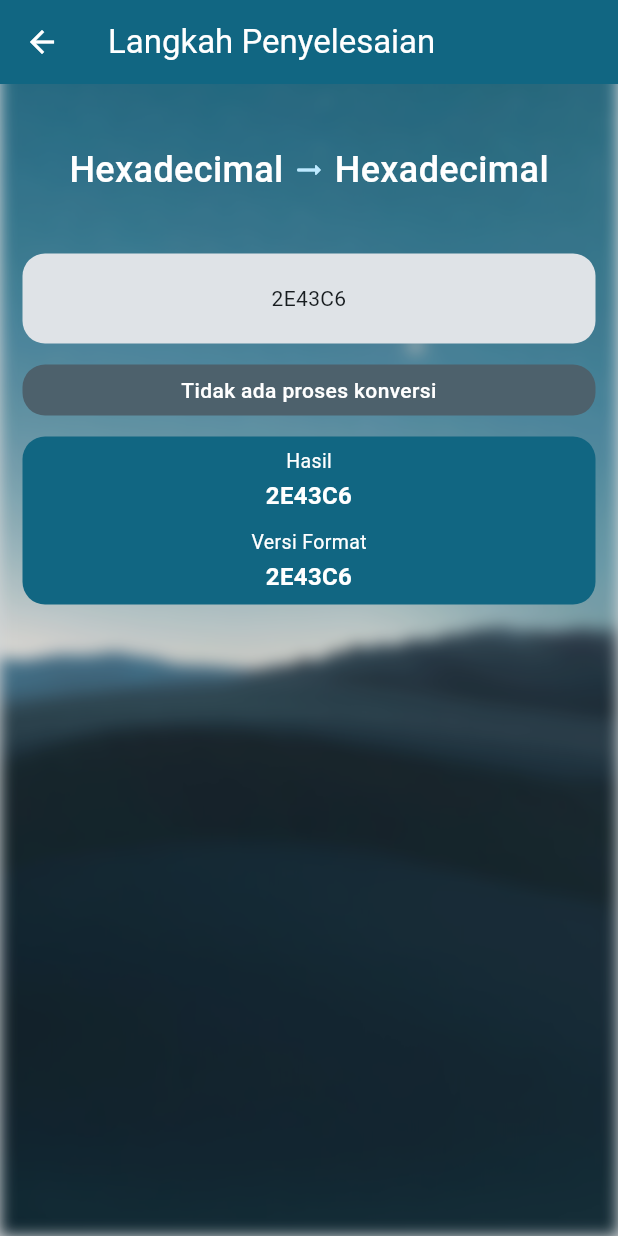
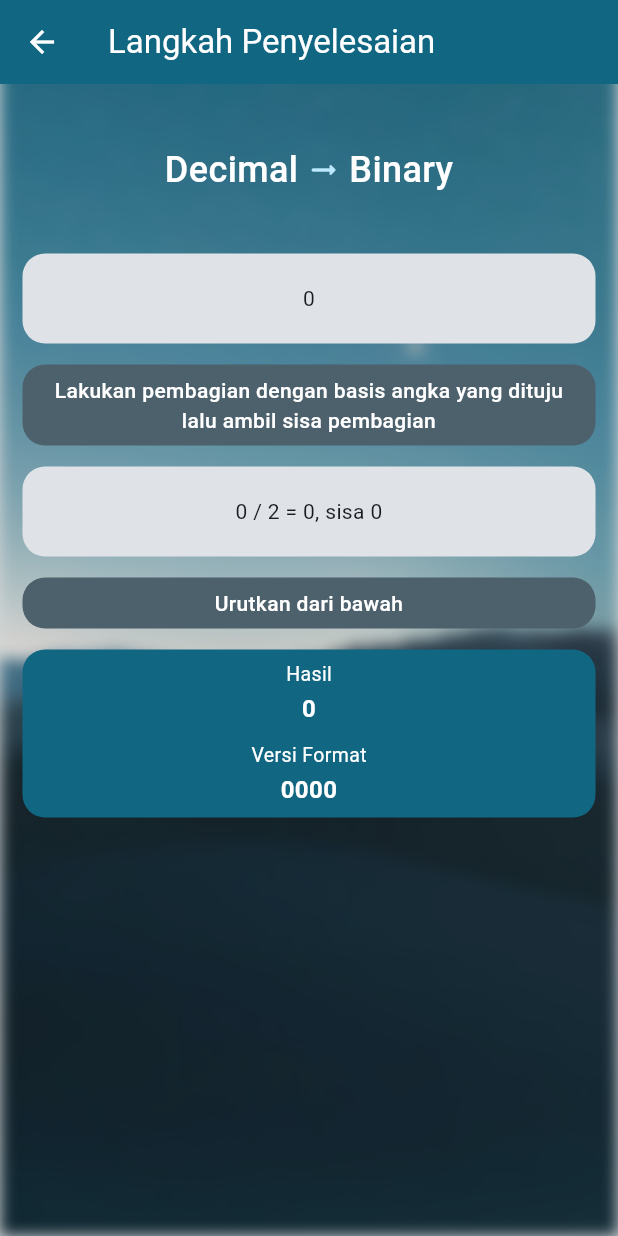
Before and after one commit to JavierGavra/number_conversion, a Flutter app: the screen it shows after launch, after a tap on "Lihat Langkah Penyelesaian", on a phone screen of 412 x 824 dp. Run offline on Flutter 3.47's test engine with Material 3 defaults, Android fonts, the light colour scheme and no system bars; our stand-ins replace bloc, equatable, flutter_bloc, page_transition.

Commit message:
add bloc for page logic

```diff
--- a/lib/core/model/number_base/binary.dart
+++ b/lib/core/model/number_base/binary.dart
@@ -8,7 +8,7 @@ final class Binary implements NumberBaseCovert {
 
   NumberBaseResultModel _toDecimal(String value) {
     int result = 0;
-    String step = "#Hitung dari belakang agar mudah#\n";
+    String step = "#Hitung dari kanan agar mudah#\n";
     int i = 0;
 
     for (int j = value.length - 1; j >= 0; j--) {
--- a/lib/core/model/number_base/hexadecimal.dart
+++ b/lib/core/model/number_base/hexadecimal.dart
@@ -124,7 +124,9 @@ final class Hexadecimal implements NumberBaseCovert {
       listOfDecimal.add(_hexCharToDecimal(hexadecimal[j]));
       step += "${hexadecimal[j]} = ${listOfDecimal[j]}\n";
     }
-    step += "#Lalu hitung dari belakang agar mudah#\n";
+
+    step += "\n$listOfDecimal\n";
+    step += "#Lalu hitung dari kanan agar mudah#\n";
 
     for (int j = hexadecimal.length - 1; j >= 0; j--) {
       num resultPerDecimal = listOfDecimal[j] * pow(16, i);
--- a/lib/core/model/number_base/octal.dart
+++ b/lib/core/model/number_base/octal.dart
@@ -75,7 +75,7 @@ final class Octal implements NumberBaseCovert {
   NumberBaseResultModel toDecimal() {
     String octal = value.toString();
     int result = 0;
-    String step = "#Hitung dari belakang agar mudah#\n";
+    String step = "#Hitung dari kanan agar mudah#\n";
     int i = 0;
 
     for (int j = octal.length - 1; j >= 0; j--) {
--- a/lib/features/conversion_with_step/bloc/conversion_with_step_event.dart
+++ b/lib/features/conversion_with_step/bloc/conversion_with_step_event.dart
@@ -4,9 +4,20 @@ sealed class ConversionWithStepEvent extends Equatable {
   const ConversionWithStepEvent();
 
   @override
-  List<Object> get props => [];
+  List<Object?> get props => [];
 }
 
-class IncrementEvent extends ConversionWithStepEvent {}
+class ConversionEvent extends ConversionWithStepEvent {
+  final int fromBase;
+  final int toBase;
+  final String value;
 
-class DecrementEvent extends ConversionWithStepEvent {}
+  const ConversionEvent({
+    required this.fromBase,
+    required this.toBase,
+    required this.value,
+  });
+
+  @override
+  List<Object?> get props => [fromBase, toBase, value];
+}
--- a/lib/features/conversion_with_step/bloc/conversion_with_step_state.dart
+++ b/lib/features/conversion_with_step/bloc/conversion_with_step_state.dart
@@ -1,10 +1,19 @@
 part of 'conversion_with_step_bloc.dart';
 
-sealed class ConversionWithStepState extends Equatable {
-  const ConversionWithStepState();
+class ConversionWithStepState extends Equatable {
+  final String from;
+  final String resultFormatted;
+  final NumberBaseResultModel model;
+
+  const ConversionWithStepState({
+    required this.from,
+    required this.resultFormatted,
+    required this.model,
+  });
+
+  ConversionWithStepState.initial()
+      : this(model: Decimal(0).toBinary(), from: "0", resultFormatted: "0000");
 
   @override
-  List<Object> get props => [];
+  List<Object> get props => [model];
 }
-
-final class ConversionWithStepInitial extends ConversionWithStepState {}
--- a/lib/features/conversion_with_step/views/pages/conversion_with_step_page.dart
+++ b/lib/features/conversion_with_step/views/pages/conversion_with_step_page.dart
@@ -3,9 +3,11 @@ import 'dart:ui';
 import 'package:flutter/material.dart';
 import 'package:flutter_bloc/flutter_bloc.dart';
 import 'package:number_conversion/core/model/number_base/number_base.dart';
+import 'package:number_conversion/features/conversion_with_step/bloc/conversion_with_step_bloc.dart';
 import 'package:number_conversion/features/conversion_with_step/views/pages/step_page.dart';
 import 'package:number_conversion/features/custom_keyboard/views/widgets/custom_keyboard_widget.dart';
 import 'package:number_conversion/features/custom_keyboard/bloc/custom_keyboard_bloc.dart';
+import 'package:page_transition/page_transition.dart';
 
 class ConversionWithStepPage extends StatefulWidget {
   const ConversionWithStepPage({super.key});
@@ -27,6 +29,33 @@ class _ConversionWithStepPageState extends State<ConversionWithStepPage> {
       child: Text("Hexadecimal"),
     ),
   ];
+
+  void _customKeyboardListener(
+    BuildContext context,
+    CustomKeyboardState state,
+  ) {
+    context.read<ConversionWithStepBloc>().add(ConversionEvent(
+          fromBase: _fromBase.value,
+          toBase: _toBase.value,
+          value: state.text,
+        ));
+  }
+
+  void _fromBaseOnChanged(int? value) {
+    if (value == _fromBase.value) return;
+
+    context.read<CustomKeyboardBloc>().add(ClearEvent(relpaceWith: "0"));
+    _fromBase.value = value!;
+  }
+
+  void _toBaseOnChanged({String? text, int? value}) {
+    _toBase.value = value!;
+    context.read<ConversionWithStepBloc>().add(ConversionEvent(
+          fromBase: _fromBase.value,
+          toBase: _toBase.value,
+          value: text!,
+        ));
+  }
 
   @override
   Widget build(BuildContext context) {
@@ -67,82 +96,29 @@ class _ConversionWithStepPageState extends State<ConversionWithStepPage> {
             child: Column(
               crossAxisAlignment: CrossAxisAlignment.start,
               children: [
-                BlocBuilder<CustomKeyboardBloc, CustomKeyboardState>(
-                  builder: (context, state) {
-                    return Text(
-                      state.text,
-                      style: TextStyle(color: Colors.white),
-                    );
-                  },
-                ),
-                Container(
-                  height: 60,
-                  width: screenSize.width,
-                  margin: EdgeInsets.symmetric(horizontal: 10),
-                  decoration: BoxDecoration(
-                    color: color.secondary.withValues(alpha: 0.2),
-                    border: Border.all(color: color.surface),
-                    borderRadius: BorderRadius.circular(5),
-                  ),
-                ),
-                SizedBox(height: 15),
-                Padding(
-                  padding: const EdgeInsets.symmetric(horizontal: 10),
-                  child: Row(
-                    spacing: 10,
-                    mainAxisSize: MainAxisSize.min,
-                    children: [
-                      _buildDropdownButton(
-                        context: context,
-                        label: "Dari :",
-                        valueNotfier: _fromBase,
-                      ),
-                      Icon(
-                        Icons.arrow_right_alt_rounded,
-                        color: color.primaryContainer,
-                      ),
-                      _buildDropdownButton(
-                        context: context,
-                        label: "Ke :",
-                        valueNotfier: _toBase,
-                      ),
-                    ],
-                  ),
-                ),
-                SizedBox(height: 15),
-                Container(
-                  height: 60,
-                  width: screenSize.width,
-                  margin: EdgeInsets.symmetric(horizontal: 10),
-                  decoration: BoxDecoration(
-                    color: color.primary.withValues(alpha: 1),
-                    borderRadius: BorderRadius.circular(5),
-                  ),
-                ),
-                SizedBox(height: 50),
-                Spacer(),
-                Container(
-                  width: screenSize.width,
-                  margin: EdgeInsets.symmetric(horizontal: 10),
-                  child: FilledButton(
-                    onPressed: () {
-                      print("${_fromBase.value} -> ${_toBase.value}");
-                      Hexadecimal hexadecimal = Hexadecimal("2E43C6");
-                      Navigator.push(
-                        context,
-                        MaterialPageRoute(
-                          builder: (context) => StepPage(
-                            hexadecimal.toHexadecimal(),
-                          ),
-                        ),
-                      );
-                    },
-                    style: FilledButton.styleFrom(
-                      shape: RoundedRectangleBorder(
-                        borderRadius: BorderRadius.circular(10),
-                      ),
+                SizedBox(height: 20),
+                Expanded(
+                  child: BlocListener<CustomKeyboardBloc, CustomKeyboardState>(
+                    listener: _customKeyboardListener,
+                    child: BlocBuilder<ConversionWithStepBloc,
+                        ConversionWithStepState>(
+                      builder: (context, state) {
+                        return Column(
+                          children: [
+                            _buildInputSegmen(context, state.from),
+                            SizedBox(height: 15),
+                            _buildConvertOptionSegmen(context, state.from),
+                            SizedBox(height: 5),
+                            Divider(indent: 10, endIndent: 10),
+                            SizedBox(height: 5),
+                            _buildResultSegmen(context, state.resultFormatted),
+                            SizedBox(height: 50),
+                            Spacer(),
+                            _buildSeeStepButton(state.model),
+                          ],
+                        );
+                      },
                     ),
-                    child: Text("Lihat Langkah Penyelesaian"),
                   ),
                 ),
                 SizedBox(height: 5),
@@ -152,8 +128,11 @@ class _ConversionWithStepPageState extends State<ConversionWithStepPage> {
                 ),
                 ColoredBox(
                   color: color.surfaceContainerHighest.withValues(alpha: 0.4),
-                  child: CustomKeyboardWidget(
-                    numberBaseType: NumberBaseType.decimal,
+                  child: ValueListenableBuilder(
+                    valueListenable: _fromBase,
+                    builder: (context, value, child) {
+                      return CustomKeyboardWidget(numberBaseType: value);
+                    },
                   ),
                 ),
               ],
@@ -167,11 +146,12 @@ class _ConversionWithStepPageState extends State<ConversionWithStepPage> {
   Widget _buildDropdownButton({
     required BuildContext context,
     required String label,
-    required ValueNotifier valueNotfier,
+    required ValueNotifier valueNotifier,
+    required Function(int?)? onChanged,
   }) {
     final ColorScheme color = Theme.of(context).colorScheme;
     return ValueListenableBuilder(
-      valueListenable: valueNotfier,
+      valueListenable: valueNotifier,
       builder: (context, value, child) {
         return Expanded(
           child: DropdownButtonFormField<int>(
@@ -191,11 +171,103 @@ class _ConversionWithStepPageState extends State<ConversionWithStepPage> {
                 borderSide: BorderSide(color: color.surface),
               ),
             ),
-            onChanged: (value) => valueNotfier.value = value,
+            onChanged: onChanged,
             items: _numberBaseMenus,
           ),
         );
       },
     );
   }
+
+  Widget _buildInputSegmen(BuildContext context, String text) {
+    final ColorScheme color = Theme.of(context).colorScheme;
+    final Size screenSize = MediaQuery.sizeOf(context);
+    return Container(
+      height: 60,
+      width: screenSize.width,
+      alignment: Alignment.centerLeft,
+      margin: EdgeInsets.symmetric(horizontal: 10),
+      padding: EdgeInsets.symmetric(horizontal: 12),
+      decoration: BoxDecoration(
+        color: color.secondary.withValues(alpha: 0.2),
+        border: Border.all(color: color.surface),
+        borderRadius: BorderRadius.circular(5),
+      ),
+      child: Text(text, style: TextStyle(color: color.onPrimary)),
+    );
+  }
+
+  Widget _buildConvertOptionSegmen(BuildContext context, String text) {
+    final ColorScheme color = Theme.of(context).colorScheme;
+    return Padding(
+      padding: const EdgeInsets.symmetric(horizontal: 10),
+      child: Row(
+        spacing: 10,
+        mainAxisSize: MainAxisSize.min,
+        children: [
+          _buildDropdownButton(
+            context: context,
+            label: "Dari :",
+            valueNotifier: _fromBase,
+            onChanged: _fromBaseOnChanged,
+          ),
+          Icon(Icons.arrow_right_alt_rounded, color: color.primaryContainer),
+          _buildDropdownButton(
+            context: context,
+            label: "Ke :",
+            valueNotifier: _toBase,
+            onChanged: (value) => _toBaseOnChanged(text: text, value: value),
+          ),
+        ],
+      ),
+    );
+  }
+
+  Widget _buildResultSegmen(BuildContext context, String text) {
+    final ColorScheme color = Theme.of(context).colorScheme;
+    final Size screenSize = MediaQuery.sizeOf(context);
+    return Container(
+      height: 60,
+      width: screenSize.width,
+      margin: EdgeInsets.symmetric(horizontal: 10),
+      padding: EdgeInsets.symmetric(horizontal: 12),
+      alignment: Alignment.centerLeft,
+      decoration: BoxDecoration(
+        color: color.primaryContainer.withValues(alpha: 0.7),
+        borderRadius: BorderRadius.circular(5),
+      ),
+      child: Text(
+        text,
+        style: TextStyle(
+          color: color.onPrimaryContainer,
+          fontWeight: FontWeight.w500,
+        ),
+      ),
+    );
+  }
+
+  Widget _buildSeeStepButton(NumberBaseResultModel model) {
+    final Size screenSize = MediaQuery.sizeOf(context);
+    return Container(
+      width: screenSize.width,
+      margin: EdgeInsets.symmetric(horizontal: 10),
+      child: FilledButton(
+        onPressed: () {
+          print("${_fromBase.value} -> ${_toBase.value}");
+          context.pushTransition(
+            type: PageTransitionType.bottomToTop,
+            curve: Curves.easeInOutCirc,
+            duration: const Duration(milliseconds: 300),
+            child: StepPage(model),
+          );
+        },
+        style: FilledButton.styleFrom(
+          shape: RoundedRectangleBorder(
+            borderRadius: BorderRadius.circular(10),
+          ),
+        ),
+        child: Text("Lihat Langkah Penyelesaian"),
+      ),
+    );
+  }
 }
--- a/lib/main.dart
+++ b/lib/main.dart
@@ -2,7 +2,7 @@ import 'package:flutter/material.dart';
 import 'package:flutter_bloc/flutter_bloc.dart';
 import 'package:number_conversion/core/bloc/provider.dart';
 import 'package:number_conversion/features/conversion_with_step/views/pages/conversion_with_step_page.dart';
-import 'package:number_conversion/features/real_time_conversion/views/pages/real_time_conversion_page.dart';
+// import 'package:number_conversion/features/real_time_conversion/views/pages/real_time_conversion_page.dart';
 
 void main() {
   runApp(const MyApp());
--- a/pubspec.yaml
+++ b/pubspec.yaml
@@ -37,6 +37,7 @@ dependencies:
   bloc: ^9.0.0
   equatable: ^2.0.7
   flutter_bloc: ^9.0.0
+  page_transition: ^2.2.1
 
 dev_dependencies:
   flutter_test:
```
Also changed, not shown: lib/features/conversion_with_step/bloc/conversion_with_step_bloc.dart (+51 -14 lines), pubspec.lock.
